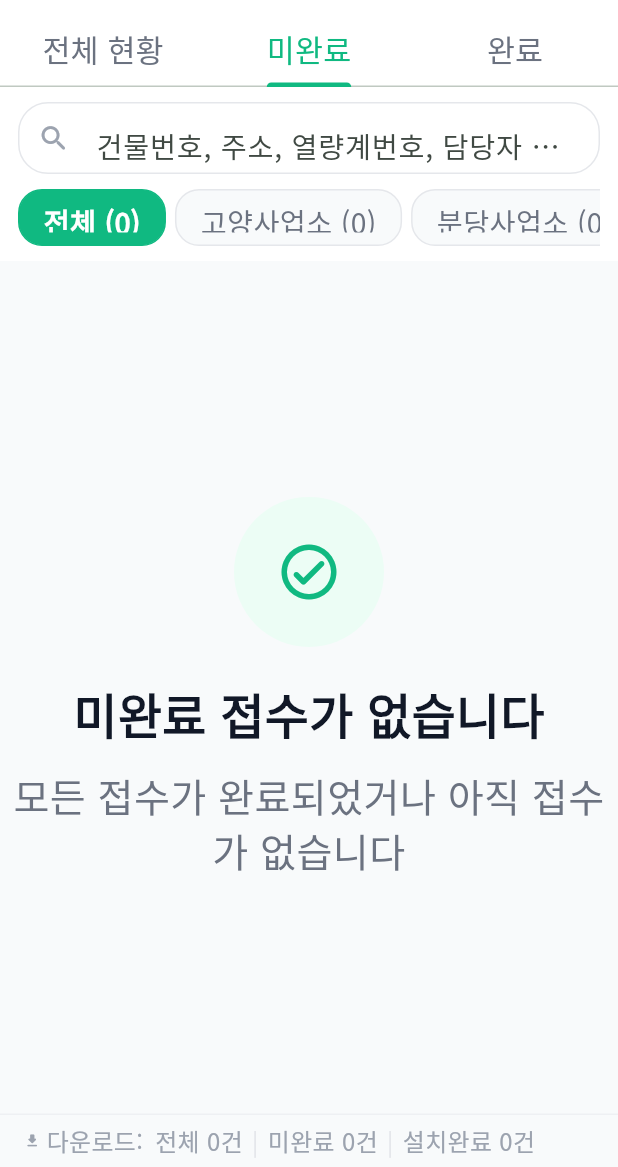
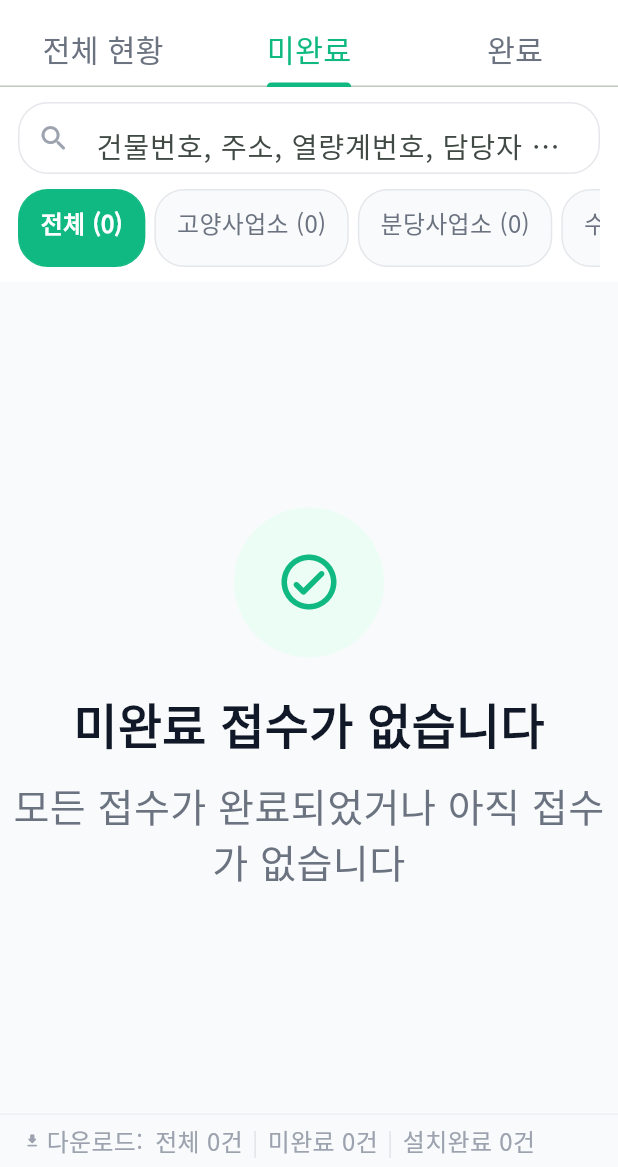
Before and after one commit to ait-maker/modem-install-form, a Flutter app: the DashboardScreen screen opened directly, tab 2 chosen, on a phone screen of 412 x 824 dp, the part 69-1236 px from its top. Run offline on Flutter 3.47's test engine with Material 3 defaults, Android fonts, the phone set to English and light mode, and no system bars; our stand-ins replace cloud_firestore, firebase_core, google_fonts, shared_preferences, web; missing offline and left inert: dart:js_interop; accounts and stored records are empty.

Commit message:
fix: 지사태그 잘림/카드라벨 오버플로/지사명 너비 3개 동시 수정

```diff
--- a/lib/screens/dashboard_screen.dart
+++ b/lib/screens/dashboard_screen.dart
@@ -129,7 +129,7 @@ class _DashboardScreenState extends State<DashboardScreen>
           ),
           SizedBox(height: rp.isWide ? 10 : 8),
           SizedBox(
-            height: rp.isWide ? 38 : 32,
+            height: rp.isWide ? 52 : 40,
             child: ListView(
               scrollDirection: Axis.horizontal,
               children: ['전체', ...branchList].map((branch) {
@@ -143,18 +143,18 @@ class _DashboardScreenState extends State<DashboardScreen>
                     duration: const Duration(milliseconds: 200),
                     margin: const EdgeInsets.only(right: 6),
                     padding: EdgeInsets.symmetric(
-                        horizontal: rp.isWide ? 16 : 12,
-                        vertical: rp.isWide ? 8 : 6),
+                        horizontal: rp.isWide ? 14 : 10,
+                        vertical: rp.isWide ? 10 : 7),
                     decoration: BoxDecoration(
                       color: isSelected ? AppTheme.primary : AppTheme.background,
-                      borderRadius: BorderRadius.circular(16),
+                      borderRadius: BorderRadius.circular(20),
                       border: Border.all(
                           color: isSelected ? AppTheme.primary : AppTheme.border),
                     ),
                     child: Text(
                       '$branch ($count)',
                       style: TextStyle(
-                        fontSize: rp.isWide ? 13 : 11,
+                        fontSize: rp.isWide ? 11 : 10,
                         fontWeight: isSelected ? FontWeight.w700 : FontWeight.w400,
                         color: isSelected ? Colors.white : AppTheme.textSecondary,
                       ),
@@ -395,7 +395,7 @@ class _DashboardScreenState extends State<DashboardScreen>
       crossAxisCount: rp.isWide ? 4 : 2,
       mainAxisSpacing: rp.isWide ? 10 : 8,
       crossAxisSpacing: rp.isWide ? 10 : 8,
-      childAspectRatio: rp.isWide ? 1.7 : 1.3,
+      childAspectRatio: rp.isWide ? 2.0 : 1.4,
       shrinkWrap: true,
       physics: const NeverScrollableScrollPhysics(),
       children: [
@@ -512,12 +512,12 @@ class _DashboardScreenState extends State<DashboardScreen>
                 return Row(
                 children: [
                   SizedBox(
-                    width: rp.isWide ? 78 : 68,
+                    width: rp.isWide ? 110 : 80,
                     child: Text(entry.key,
                         maxLines: 1,
-                        overflow: TextOverflow.ellipsis,
+                        overflow: TextOverflow.clip,
                         style: TextStyle(
-                            fontSize: rp.isWide ? 12.0 : 10.0,
+                            fontSize: rp.isWide ? 11.0 : 9.5,
                             color: AppTheme.textSecondary)),
                   ),
                   Expanded(
--- a/lib/theme/app_responsive.dart
+++ b/lib/theme/app_responsive.dart
@@ -45,8 +45,8 @@ class AppResponsive {
 
   EdgeInsets get paddingH => EdgeInsets.symmetric(horizontal: isWide ? 32.0 : 16.0);
   EdgeInsets get paddingCard => EdgeInsets.symmetric(
-    horizontal: isWide ? 18.0 : 14.0,
-    vertical:   isWide ? 14.0 : 12.0,
+    horizontal: isWide ? 14.0 : 12.0,
+    vertical:   isWide ? 10.0 : 10.0,
   );
 
   // ── 카드/컨테이너 ─────────────────────────────────────
--- a/lib/widgets/common_widgets.dart
+++ b/lib/widgets/common_widgets.dart
@@ -287,7 +287,7 @@ class StatCard extends StatelessWidget {
                     size: rp.isWide ? 20 : 16, color: color.withValues(alpha: 0.5)),
               ],
             ),
-            SizedBox(height: rp.spaceMd),
+            const SizedBox(height: 6),
             Row(
               crossAxisAlignment: CrossAxisAlignment.end,
               children: [
@@ -301,9 +301,9 @@ class StatCard extends StatelessWidget {
                   ),
               ],
             ),
-            SizedBox(height: rp.isWide ? 4 : 2),
+            const SizedBox(height: 4),
             Text(label,
-              maxLines: 2,
+              maxLines: 1,
               overflow: TextOverflow.ellipsis,
               style: TextStyle(
               fontSize: rp.kpiLabelFont, color: AppTheme.textSecondary, fontWeight: FontWeight.w500)),
```
